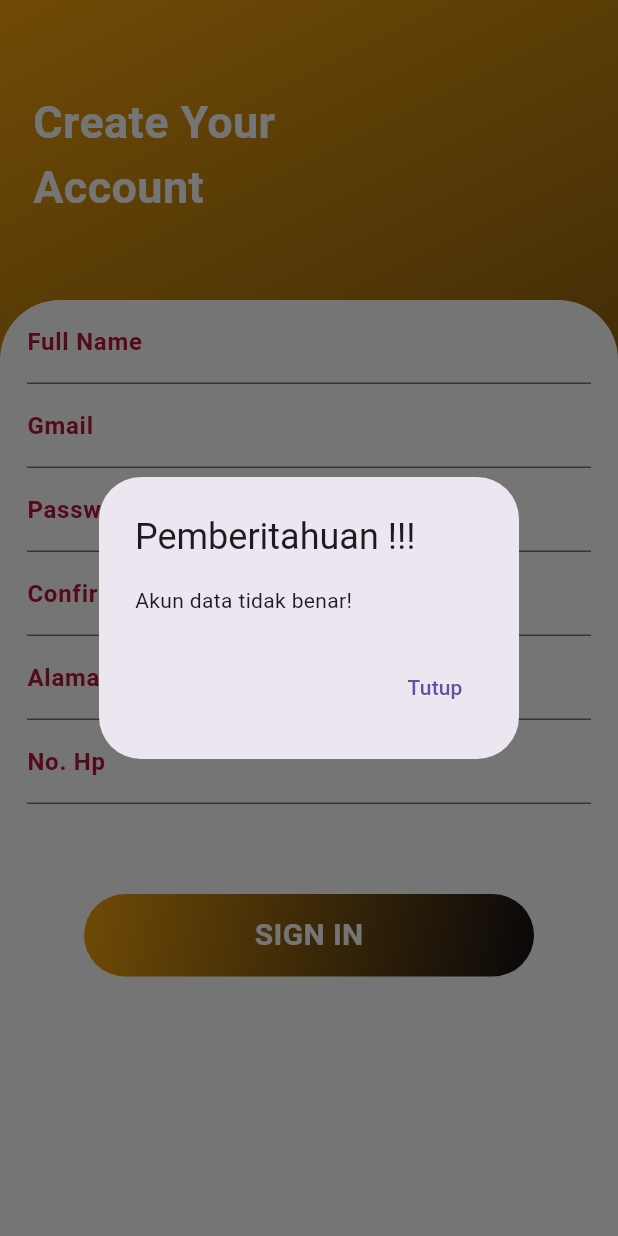
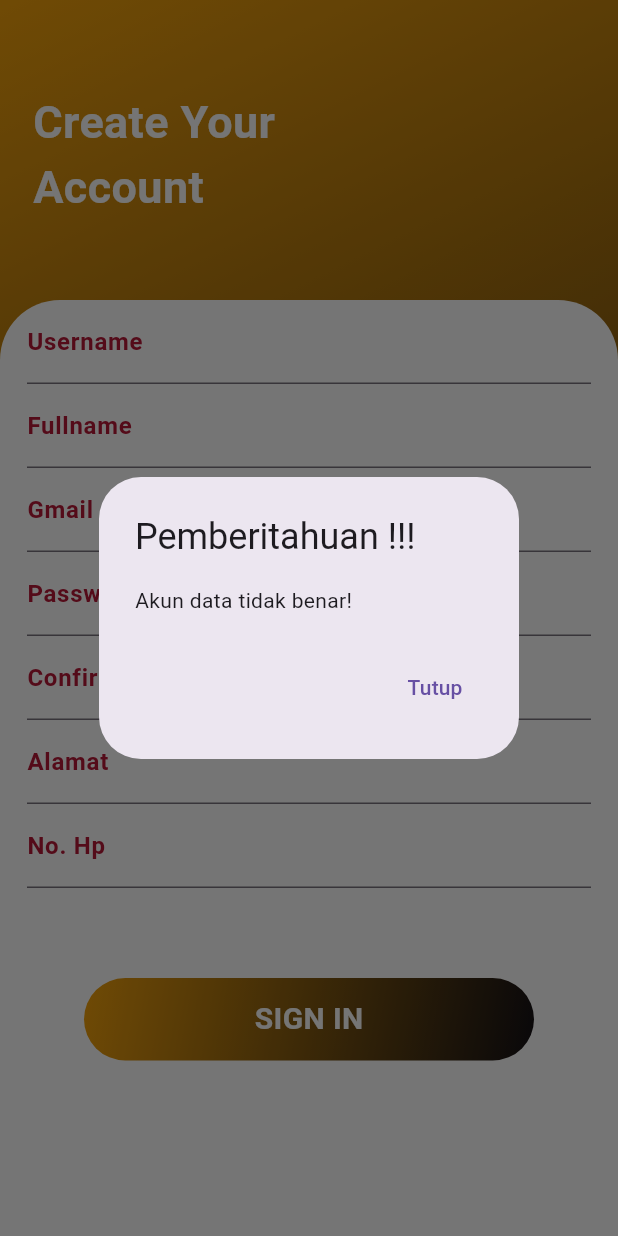
Before and after one commit to fadil445/myapp-main, a Flutter app: the Createscreen screen opened directly, after a tap on "SIGN IN", on a phone screen of 412 x 824 dp. Run offline on Flutter 3.47's test engine with Material 3 defaults, Android fonts, the phone set to English and light mode, and no system bars; our stand-ins replace anim_search_bar, curved_navigation_bar, flutter_dotenv, image_picker, printing, shared_preferences and 1 more; missing offline and left inert: shrink_sidemenu; accounts and stored records are empty; network calls fail; Roboto replaces fonts that are missing (inter); key blocks and very long unbroken strings in the code were emptied for the run.

Commit message:
api.gmail \\ nama controller= _gmailcontroller

```diff
--- a/lib/ADMIN/page/akun.dart
+++ b/lib/ADMIN/page/akun.dart
@@ -87,7 +87,7 @@ class _AkunPageState extends State<AkunPage> {
   void cetakAkun() {
     for (var akunItem in filteredAkunList) {
       print('Nama: ${akunItem['nama_user']}');
-      print('No HP: ${akunItem['no_handphone']}');
+      print('No Hp: ${akunItem['no_handphone']}');
       print('Alamat: ${akunItem['alamat']}');
       print('Email: ${akunItem['username']}');
     }
@@ -151,7 +151,7 @@ class _AkunPageState extends State<AkunPage> {
                     title: Text(akunItem['nama_user']),
                     children: <Widget>[
                       ListTile(
-                        title: Text('No HP: ${akunItem['no_handphone']}'),
+                        title: Text('No Hp: ${akunItem['no_handphone']}'),
                       ),
                       ListTile(
                         title: Text('Alamat: ${akunItem['alamat']}'),
--- a/lib/USER/Screen/CreateScreen.dart
+++ b/lib/USER/Screen/CreateScreen.dart
@@ -13,7 +13,8 @@ class Createscreen extends StatefulWidget {
 
 class _CreatescreenState extends State<Createscreen> {
 //Sign Up
-  final TextEditingController _emailController = TextEditingController();
+  final TextEditingController _usernameController = TextEditingController();
+  final TextEditingController _gmailController = TextEditingController();
   final TextEditingController _passwordController = TextEditingController();
   final TextEditingController _passwordConController = TextEditingController();
   final TextEditingController _nameController = TextEditingController();
@@ -43,7 +44,7 @@ Future<void> _register() async {
     final SharedPreferences prefs = await SharedPreferences.getInstance();
 
 
-    if (_emailController.text.isEmpty || _passwordController.text.isEmpty) {
+    if (_usernameController.text.isEmpty || _passwordController.text.isEmpty) {
       _showDialog('Pemberitahuan !!!', 'Akun data tidak benar!');
       return;
     }
@@ -52,7 +53,8 @@ Future<void> _register() async {
       final response = await http.post(
         Uri.parse('${dotenv.env['ENDPOINT']}/'),
         body: {
-          "username": _emailController.text,
+          "username": _usernameController.text,
+          "gmail": _gmailController.text,
           "password": _passwordController.text,
           "password2" :_passwordConController.text,
           "nama_user" : _nameController.text,
@@ -137,10 +139,10 @@ _showDialog('Pemberitahuan !!!', 'BERHASIL silahkan login!');
 //kolom nama
 
                  TextField(
-                  controller: _nameController,
+                  controller: _usernameController,
                         decoration: InputDecoration(
                             label: Text(
-                          'Full Name',
+                          'Username',
                           style: TextStyle(
                             fontWeight: FontWeight.bold,
                             color: Color(0xffB81736),
@@ -148,8 +150,18 @@ _showDialog('Pemberitahuan !!!', 'BERHASIL silahkan login!');
                         )),
                       ),
                  TextField(
-
-                  controller: _emailController,
+                  controller: _nameController,
+                        decoration: InputDecoration(
+                            label: Text(
+                          'Fullname',
+                          style: TextStyle(
+                            fontWeight: FontWeight.bold,
+                            color: Color(0xffB81736),
+                          ),
+                        )),
+                      ),
+                 TextField(
+                  controller: _gmailController,
                         decoration: InputDecoration(
                             label: Text(
                           'Gmail',
```
Also changed, not shown: lib/ADMIN/page/AkunDetail.dart (+9 -5 lines), lib/USER/Screen/LoginScreen.dart (+5 -5 lines), lib/USER/all page/profilesetting.dart (+5 -6 lines).
